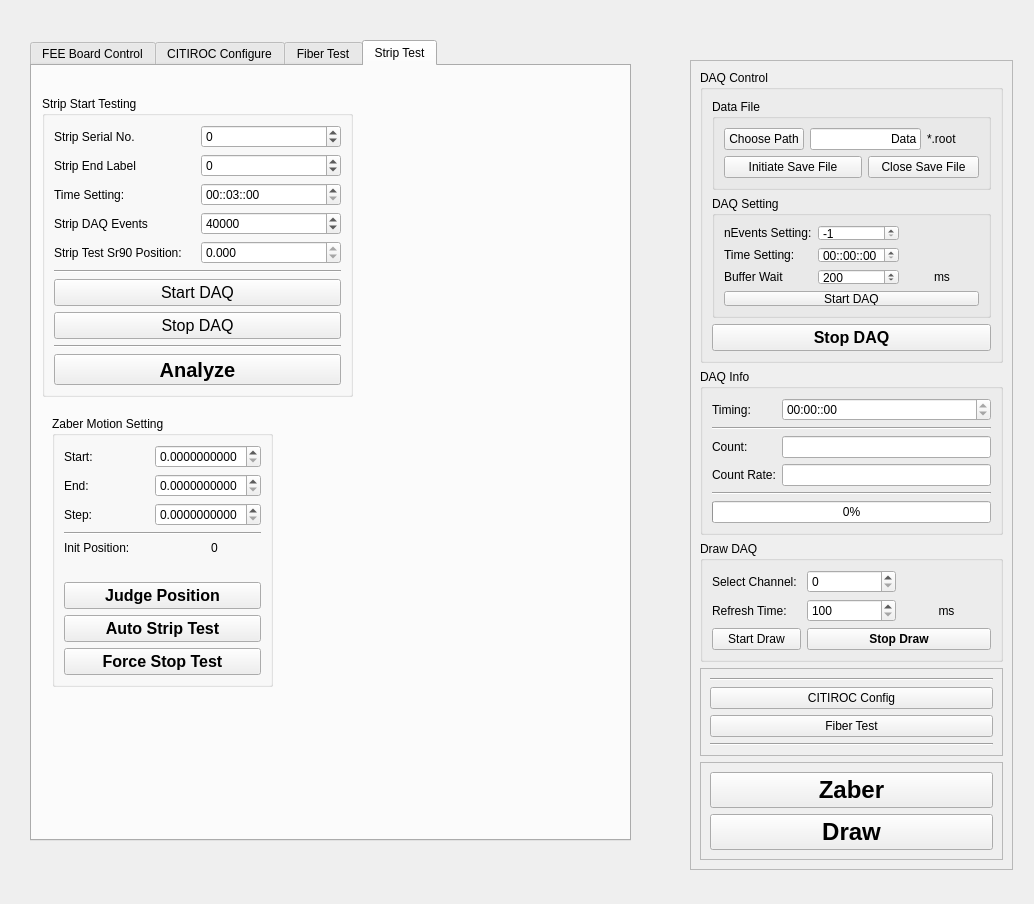
Above: src/FEEControlWidget.ui from HelloUSTC114/FEEBoardGUI before the change. Below: the same form after it.
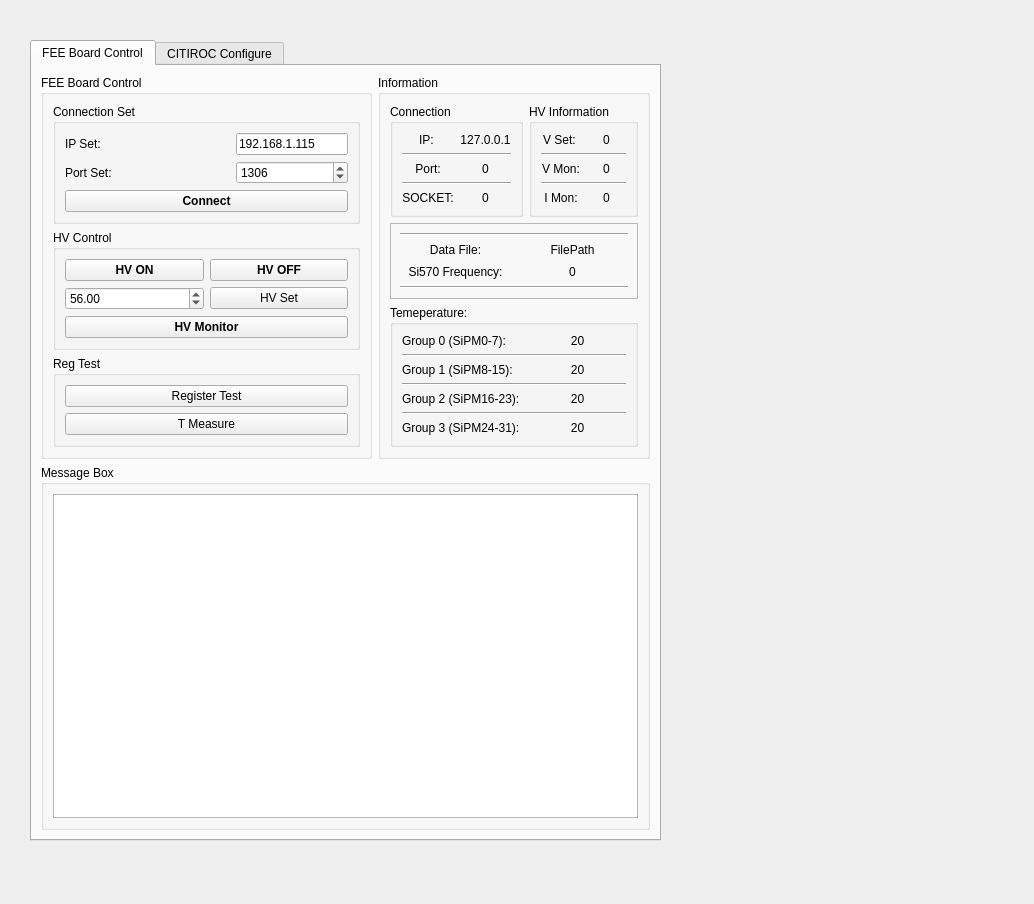
That is the form after the change. The open tabs and pages were chosen to show the change.

Diff of the .ui file:
```diff
--- a/src/FEEControlWidget.ui
+++ b/src/FEEControlWidget.ui
@@ -21,7 +21,7 @@
     <rect>
      <x>30</x>
      <y>40</y>
-     <width>601</width>
+     <width>631</width>
      <height>801</height>
     </rect>
    </property>
@@ -853,887 +853,6 @@
      </layout>
     </widget>
    </widget>
-   <widget class="QWidget" name="tabFiberTest">
-    <attribute name="title">
-     <string>Fiber Test</string>
-    </attribute>
-    <widget class="QGroupBox" name="groupBox_4">
-     <property name="geometry">
-      <rect>
-       <x>120</x>
-       <y>160</y>
-       <width>311</width>
-       <height>381</height>
-      </rect>
-     </property>
-     <property name="title">
-      <string>Fiber Start Testing</string>
-     </property>
-     <layout class="QGridLayout" name="gridLayout_19">
-      <item row="7" column="0" colspan="2">
-       <widget class="Line" name="line_9">
-        <property name="orientation">
-         <enum>Qt::Horizontal</enum>
-        </property>
-       </widget>
-      </item>
-      <item row="1" column="1">
-       <widget class="QSpinBox" name="boxFiberEnd">
-        <property name="minimum">
-         <number>-30</number>
-        </property>
-        <property name="maximum">
-         <number>30</number>
-        </property>
-       </widget>
-      </item>
-      <item row="1" column="0">
-       <widget class="QLabel" name="label_26">
-        <property name="text">
-         <string>Fiber End Label</string>
-        </property>
-       </widget>
-      </item>
-      <item row="2" column="0">
-       <widget class="QLabel" name="label_39">
-        <property name="text">
-         <string>Time Setting:</string>
-        </property>
-       </widget>
-      </item>
-      <item row="3" column="1">
-       <widget class="QSpinBox" name="boxFiberDAQ">
-        <property name="maximum">
-         <number>999999999</number>
-        </property>
-        <property name="value">
-         <number>40000</number>
-        </property>
-       </widget>
-      </item>
-      <item row="3" column="0">
-       <widget class="QLabel" name="label_30">
-        <property name="text">
-         <string>Fiber DAQ Events</string>
-        </property>
-       </widget>
-      </item>
-      <item row="4" column="0" colspan="2">
-       <widget class="Line" name="line_8">
-        <property name="orientation">
-         <enum>Qt::Horizontal</enum>
-        </property>
-       </widget>
-      </item>
-      <item row="11" column="0" colspan="2">
-       <widget class="QPushButton" name="btnFTAnalyzer">
-        <property name="font">
-         <font>
-          <pointsize>15</pointsize>
-          <bold>true</bold>
-         </font>
-        </property>
-        <property name="text">
-         <string>Analyze</string>
-        </property>
-       </widget>
-      </item>
-      <item row="0" column="1">
-       <widget class="QSpinBox" name="boxFiberNo">
-        <property name="minimum">
-         <number>-999999999</number>
-        </property>
-        <property name="maximum">
-         <number>999999999</number>
-        </property>
-       </widget>
-      </item>
-      <item row="5" column="0" colspan="2">
-       <widget class="QPushButton" name="btnFiberTest">
-        <property name="font">
-         <font>
-          <pointsize>12</pointsize>
-         </font>
-        </property>
-        <property name="text">
-         <string>Start DAQ</string>
-        </property>
-       </widget>
-      </item>
-      <item row="2" column="1">
-       <widget class="QTimeEdit" name="timeFiberSetting">
-        <property name="displayFormat">
-         <string>HH::mm::ss</string>
-        </property>
-       </widget>
-      </item>
-      <item row="0" column="0">
-       <widget class="QLabel" name="label_25">
-        <property name="text">
-         <string>Fiber Serial No.</string>
-        </property>
-       </widget>
-      </item>
-      <item row="6" column="0" colspan="2">
-       <widget class="QPushButton" name="btnStopFT">
-        <property name="font">
-         <font>
-          <pointsize>12</pointsize>
-         </font>
-        </property>
-        <property name="text">
-         <string>Stop DAQ</string>
-        </property>
-       </widget>
-      </item>
-      <item row="10" column="0" colspan="2">
-       <spacer name="verticalSpacer_3">
-        <property name="orientation">
-         <enum>Qt::Vertical</enum>
-        </property>
-        <property name="sizeHint" stdset="0">
-         <size>
-          <width>20</width>
-          <height>40</height>
-         </size>
-        </property>
-       </spacer>
-      </item>
-     </layout>
-    </widget>
-   </widget>
-   <widget class="QWidget" name="tabStripTest">
-    <attribute name="title">
-     <string>Strip Test</string>
-    </attribute>
-    <widget class="QGroupBox" name="groupBox_11">
-     <property name="geometry">
-      <rect>
-       <x>10</x>
-       <y>30</y>
-       <width>311</width>
-       <height>301</height>
-      </rect>
-     </property>
-     <property name="title">
-      <string>Strip Start Testing</string>
-     </property>
-     <layout class="QGridLayout" name="gridLayout_21">
-      <item row="3" column="1">
-       <widget class="QSpinBox" name="boxStripDAQ">
-        <property name="minimum">
-         <number>-999999999</number>
-        </property>
-        <property name="maximum">
-         <number>999999999</number>
-        </property>
-        <property name="value">
-         <number>40000</number>
-        </property>
-       </widget>
-      </item>
-      <item row="5" column="0" colspan="2">
-       <widget class="Line" name="line_24">
-        <property name="orientation">
-         <enum>Qt::Horizontal</enum>
-        </property>
-       </widget>
-      </item>
-      <item row="1" column="0">
-       <widget class="QLabel" name="label_36">
-        <property name="text">
-         <string>Strip End Label</string>
-        </property>
-       </widget>
-      </item>
-      <item row="8" column="0" colspan="2">
-       <widget class="Line" name="line_23">
-        <property name="orientation">
-         <enum>Qt::Horizontal</enum>
-        </property>
-       </widget>
-      </item>
-      <item row="2" column="1">
-       <widget class="QTimeEdit" name="timeStripSetting">
-        <property name="displayFormat">
-         <string>HH::mm::ss</string>
-        </property>
-        <property name="time">
-         <time>
-          <hour>0</hour>
-          <minute>3</minute>
-          <second>0</second>
-         </time>
-        </property>
-       </widget>
-      </item>
-      <item row="0" column="0">
-       <widget class="QLabel" name="label_38">
-        <property name="text">
-         <string>Strip Serial No.</string>
-        </property>
-       </widget>
-      </item>
-      <item row="12" column="0" colspan="2">
-       <widget class="QPushButton" name="btnSTAnalyzer">
-        <property name="font">
-         <font>
-          <pointsize>15</pointsize>
-          <bold>true</bold>
-         </font>
-        </property>
-        <property name="text">
-         <string>Analyze</string>
-        </property>
-       </widget>
-      </item>
-      <item row="2" column="0">
-       <widget class="QLabel" name="label_41">
-        <property name="text">
-         <string>Time Setting:</string>
-        </property>
-       </widget>
-      </item>
-      <item row="1" column="1">
-       <widget class="QSpinBox" name="boxStripEnd">
-        <property name="minimum">
-         <number>-30</number>
-        </property>
-        <property name="maximum">
-         <number>30</number>
-        </property>
-       </widget>
-      </item>
-      <item row="7" column="0" colspan="2">
-       <widget class="QPushButton" name="btnStopST">
-        <property name="font">
-         <font>
-          <pointsize>12</pointsize>
-         </font>
-        </property>
-        <property name="text">
-         <string>Stop DAQ</string>
-        </property>
-       </widget>
-      </item>
-      <item row="11" column="0" colspan="2">
-       <spacer name="verticalSpacer_5">
-        <property name="orientation">
-         <enum>Qt::Vertical</enum>
-        </property>
-        <property name="sizeHint" stdset="0">
-         <size>
-          <width>20</width>
-          <height>40</height>
-         </size>
-        </property>
-       </spacer>
-      </item>
-      <item row="3" column="0">
-       <widget class="QLabel" name="label_37">
-        <property name="text">
-         <string>Strip DAQ Events</string>
-        </property>
-       </widget>
-      </item>
-      <item row="0" column="1">
-       <widget class="QSpinBox" name="boxStripNo">
-        <property name="minimum">
-         <number>-999999999</number>
-        </property>
-        <property name="maximum">
-         <number>999999999</number>
-        </property>
-       </widget>
-      </item>
-      <item row="6" column="0" colspan="2">
-       <widget class="QPushButton" name="btnStripTest">
-        <property name="font">
-         <font>
-          <pointsize>12</pointsize>
-         </font>
-        </property>
-        <property name="text">
-         <string>Start DAQ</string>
-        </property>
-       </widget>
-      </item>
-      <item row="4" column="0">
-       <widget class="QLabel" name="label_42">
-        <property name="text">
-         <string>Strip Test Sr90 Position:</string>
-        </property>
-       </widget>
-      </item>
-      <item row="4" column="1">
-       <widget class="QDoubleSpinBox" name="doubleSpinBox">
-        <property name="readOnly">
-         <bool>true</bool>
-        </property>
-        <property name="decimals">
-         <number>3</number>
-        </property>
-       </widget>
-      </item>
-     </layout>
-    </widget>
-    <widget class="QGroupBox" name="groupBox">
-     <property name="geometry">
-      <rect>
-       <x>20</x>
-       <y>350</y>
-       <width>221</width>
-       <height>271</height>
-      </rect>
-     </property>
-     <property name="title">
-      <string>Zaber Motion Setting</string>
-     </property>
-     <layout class="QGridLayout" name="gridLayout_20">
-      <item row="1" column="0">
-       <widget class="QLabel" name="label_34">
-        <property name="text">
-         <string>End:</string>
-        </property>
-       </widget>
-      </item>
-      <item row="7" column="0" colspan="4">
-       <widget class="QPushButton" name="btnSTStart">
-        <property name="font">
-         <font>
-          <pointsize>12</pointsize>
-          <bold>true</bold>
-         </font>
-        </property>
-        <property name="text">
-         <string>Auto Strip Test</string>
-        </property>
-       </widget>
-      </item>
-      <item row="2" column="0">
-       <widget class="QLabel" name="label_35">
-        <property name="text">
-         <string>Step:</string>
-        </property>
-       </widget>
-      </item>
-      <item row="4" column="0" colspan="3">
-       <widget class="QLabel" name="label_40">
-        <property name="text">
-         <string>Init Position:</string>
-        </property>
-       </widget>
-      </item>
-      <item row="0" column="1">
-       <spacer name="horizontalSpacer_4">
-        <property name="orientation">
-         <enum>Qt::Horizontal</enum>
-        </property>
-        <property name="sizeHint" stdset="0">
-         <size>
-          <width>40</width>
-          <height>20</height>
-         </size>
-        </property>
-       </spacer>
-      </item>
-      <item row="2" column="2" colspan="2">
-       <widget class="QDoubleSpinBox" name="boxZaberStep">
-        <property name="decimals">
-         <number>10</number>
-        </property>
-        <property name="minimum">
-         <double>0.000000000000000</double>
-        </property>
-        <property name="maximum">
-         <double>200.000000000000000</double>
-        </property>
-       </widget>
-      </item>
-      <item row="5" column="0" colspan="4">
-       <spacer name="verticalSpacer">
-        <property name="orientation">
-         <enum>Qt::Vertical</enum>
-        </property>
-        <property name="sizeHint" stdset="0">
-         <size>
-          <width>20</width>
-          <height>40</height>
-         </size>
-        </property>
-       </spacer>
-      </item>
-      <item row="0" column="2" colspan="2">
-       <widget class="QDoubleSpinBox" name="boxStartPos">
-        <property name="decimals">
-         <number>10</number>
-        </property>
-        <property name="minimum">
-         <double>0.000000000000000</double>
-        </property>
-        <property name="maximum">
-         <double>200.000000000000000</double>
-        </property>
-       </widget>
-      </item>
-      <item row="0" column="0">
-       <widget class="QLabel" name="label_33">
-        <property name="text">
-         <string>Start:</string>
-        </property>
-       </widget>
-      </item>
-      <item row="4" column="3">
-       <widget class="QLabel" name="lblZaberPos">
-        <property name="text">
-         <string>0</string>
-        </property>
-       </widget>
-      </item>
-      <item row="6" column="0" colspan="4">
-       <widget class="QPushButton" name="btnZaberPos">
-        <property name="font">
-         <font>
-          <pointsize>12</pointsize>
-          <bold>true</bold>
-         </font>
-        </property>
-        <property name="text">
-         <string>Judge Position</string>
-        </property>
-       </widget>
-      </item>
-      <item row="1" column="2" colspan="2">
-       <widget class="QDoubleSpinBox" name="boxEndPos">
-        <property name="decimals">
-         <number>10</number>
-        </property>
-        <property name="minimum">
-         <double>0.000000000000000</double>
-        </property>
-        <property name="maximum">
-         <double>200.000000000000000</double>
-        </property>
-       </widget>
-      </item>
-      <item row="3" column="0" colspan="4">
-       <widget class="Line" name="line_7">
-        <property name="orientation">
-         <enum>Qt::Horizontal</enum>
-        </property>
-       </widget>
-      </item>
-      <item row="8" column="0" colspan="4">
-       <widget class="QPushButton" name="btnSTStop">
-        <property name="font">
-         <font>
-          <pointsize>12</pointsize>
-          <bold>true</bold>
-         </font>
-        </property>
-        <property name="text">
-         <string>Force Stop Test</string>
-        </property>
-       </widget>
-      </item>
-     </layout>
-    </widget>
-   </widget>
-  </widget>
-  <widget class="QFrame" name="frame_6">
-   <property name="geometry">
-    <rect>
-     <x>690</x>
-     <y>60</y>
-     <width>323</width>
-     <height>810</height>
-    </rect>
-   </property>
-   <property name="frameShape">
-    <enum>QFrame::StyledPanel</enum>
-   </property>
-   <property name="frameShadow">
-    <enum>QFrame::Raised</enum>
-   </property>
-   <layout class="QGridLayout" name="gridLayout_23">
-    <item row="0" column="0">
-     <widget class="QGroupBox" name="grpDAQctrl">
-      <property name="title">
-       <string>DAQ Control</string>
-      </property>
-      <layout class="QGridLayout" name="gridLayout_22">
-       <item row="0" column="0">
-        <widget class="QGroupBox" name="groupBox_9">
-         <property name="title">
-          <string>Data File</string>
-         </property>
-         <layout class="QGridLayout" name="gridLayout_9">
-          <item row="0" column="0">
-           <widget class="QPushButton" name="btnPath">
-            <property name="text">
-             <string>Choose Path</string>
-            </property>
-           </widget>
-          </item>
-          <item row="0" column="1" colspan="2">
-           <widget class="QLineEdit" name="lblFileName">
-            <property name="text">
-             <string>Data</string>
-            </property>
-            <property name="alignment">
-             <set>Qt::AlignRight|Qt::AlignTrailing|Qt::AlignVCenter</set>
-            </property>
-           </widget>
-          </item>
-          <item row="0" column="3">
-           <widget class="QLabel" name="lblFileSuf">
-            <property name="text">
-             <string>*.root</string>
-            </property>
-            <property name="alignment">
-             <set>Qt::AlignLeading|Qt::AlignLeft|Qt::AlignVCenter</set>
-            </property>
-           </widget>
-          </item>
-          <item row="1" column="0" colspan="2">
-           <widget class="QPushButton" name="btnFileInit">
-            <property name="text">
-             <string>Initiate Save File</string>
-            </property>
-           </widget>
-          </item>
-          <item row="1" column="2" colspan="2">
-           <widget class="QPushButton" name="btnFileClose">
-            <property name="text">
-             <string>Close Save File</string>
-            </property>
-           </widget>
-          </item>
-         </layout>
-        </widget>
-       </item>
-       <item row="2" column="0">
-        <widget class="QPushButton" name="btnDAQStop">
-         <property name="font">
-          <font>
-           <pointsize>12</pointsize>
-           <bold>true</bold>
-          </font>
-         </property>
-         <property name="text">
-          <string>Stop DAQ</string>
-         </property>
-        </widget>
-       </item>
-       <item row="1" column="0">
-        <widget class="QGroupBox" name="grpDAQStart">
-         <property name="title">
-          <string>DAQ Setting</string>
-         </property>
-         <layout class="QGridLayout" name="gridLayout_10">
-          <item row="2" column="1">
-           <widget class="QSpinBox" name="boxBufferWait">
-            <property name="minimum">
-             <number>1</number>
-            </property>
-            <property name="maximum">
-             <number>999999999</number>
-            </property>
-            <property name="value">
-             <number>200</number>
-            </property>
-           </widget>
-          </item>
-          <item row="0" column="1">
-           <widget class="QSpinBox" name="boxDAQEvent">
-            <property name="minimum">
-             <number>-1</number>
-            </property>
-            <property name="maximum">
-             <number>999999999</number>
-            </property>
-            <property name="value">
-             <number>-1</number>
-            </property>
-           </widget>
-          </item>
-          <item row="0" column="0">
-           <widget class="QLabel" name="label_32">
-            <property name="text">
-             <string>nEvents Setting:</string>
-            </property>
-           </widget>
-          </item>
-          <item row="1" column="1">
-           <widget class="QTimeEdit" name="timeDAQSetting">
-            <property name="displayFormat">
-             <string>HH::mm::ss</string>
-            </property>
-           </widget>
-          </item>
-          <item row="2" column="0">
-           <widget class="QLabel" name="label_2">
-            <property name="text">
-             <string>Buffer Wait</string>
-            </property>
-           </widget>
-          </item>
-          <item row="2" column="2">
-           <widget class="QLabel" name="label">
-            <property name="text">
-             <string>ms</string>
-            </property>
-            <property name="alignment">
-             <set>Qt::AlignCenter</set>
-            </property>
-           </widget>
-          </item>
-          <item row="1" column="0">
-           <widget class="QLabel" name="label_19">
-            <property name="text">
-             <string>Time Setting:</string>
-            </property>
-           </widget>
-          </item>
-          <item row="3" column="0" colspan="3">
-           <widget class="QPushButton" name="btnDAQStart">
-            <property name="text">
-             <string>Start DAQ</string>
-            </property>
-           </widget>
-          </item>
-         </layout>
-        </widget>
-       </item>
-      </layout>
-     </widget>
-    </item>
-    <item row="1" column="0">
-     <widget class="QGroupBox" name="grpDAQInfo">
-      <property name="title">
-       <string>DAQ Info</string>
-      </property>
-      <layout class="QGridLayout" name="gridLayout_11">
-       <item row="0" column="0">
-        <widget class="QLabel" name="label_3">
-         <property name="text">
-          <string>Timing:</string>
-         </property>
-        </widget>
-       </item>
-       <item row="0" column="1">
-        <widget class="QTimeEdit" name="timerDAQ">
-         <property name="readOnly">
-          <bool>true</bool>
-         </property>
-         <property name="displayFormat">
-          <string>HH:mm::ss</string>
-         </property>
-         <property name="calendarPopup">
-          <bool>false</bool>
-         </property>
-        </widget>
-       </item>
-       <item row="1" column="0" colspan="2">
-        <widget class="Line" name="line_6">
-         <property name="orientation">
-          <enum>Qt::Horizontal</enum>
-         </property>
-        </widget>
-       </item>
-       <item row="2" column="0">
-        <widget class="QLabel" name="label_4">
-         <property name="text">
-          <string>Count:</string>
-         </property>
-        </widget>
-       </item>
-       <item row="2" column="1">
-        <widget class="QLineEdit" name="lineDAQCount">
-         <property name="readOnly">
-          <bool>true</bool>
-         </property>
-        </widget>
-       </item>
-       <item row="3" column="0">
-        <widget class="QLabel" name="label_31">
-         <property name="text">
-          <string>Count Rate:</string>
-         </property>
-        </widget>
-       </item>
-       <item row="3" column="1">
-        <widget class="QLineEdit" name="lineCountRate">
-         <property name="readOnly">
-          <bool>true</bool>
-         </property>
-        </widget>
-       </item>
-       <item row="4" column="0" colspan="2">
-        <widget class="Line" name="line_19">
-         <property name="orientation">
-          <enum>Qt::Horizontal</enum>
-         </property>
-        </widget>
-       </item>
-       <item row="5" column="0" colspan="2">
-        <widget class="QProgressBar" name="pbarDAQ">
-         <property name="value">
-          <number>0</number>
-         </property>
-        </widget>
-       </item>
-      </layout>
-     </widget>
-    </item>
-    <item row="2" column="0">
-     <widget class="QGroupBox" name="groupBox_10">
-      <property name="title">
-       <string>Draw DAQ</string>
-      </property>
-      <layout class="QGridLayout" name="gridLayout_14">
-       <item row="0" column="0">
-        <widget class="QLabel" name="label_27">
-         <property name="text">
-          <string>Select Channel:</string>
-         </property>
-        </widget>
-       </item>
-       <item row="0" column="1">
-        <widget class="QSpinBox" name="boxDrawCh">
-         <property name="maximum">
-          <number>31</number>
-         </property>
-        </widget>
-       </item>
-       <item row="1" column="0">
-        <widget class="QLabel" name="label_28">
-         <property name="text">
-          <string>Refresh Time:</string>
-         </property>
-        </widget>
-       </item>
-       <item row="1" column="1">
-        <widget class="QSpinBox" name="boxRefreshTime">
-         <property name="minimum">
-          <number>100</number>
-         </property>
-         <property name="maximum">
-          <number>999999999</number>
-         </property>
-        </widget>
-       </item>
-       <item row="1" column="2">
-        <widget class="QLabel" name="label_29">
-         <property name="text">
-          <string>ms</string>
-         </property>
-         <property name="alignment">
-          <set>Qt::AlignCenter</set>
-         </property>
-        </widget>
-       </item>
-       <item row="2" column="0">
-        <widget class="QPushButton" name="btnStartDraw">
-         <property name="text">
-          <string>Start Draw</string>
-         </property>
-        </widget>
-       </item>
-       <item row="2" column="1" colspan="2">
-        <widget class="QPushButton" name="btnStopDraw">
-         <property name="font">
-          <font>
-           <bold>true</bold>
-          </font>
-         </property>
-         <property name="text">
-          <string>Stop Draw</string>
-         </property>
-        </widget>
-       </item>
-      </layout>
-     </widget>
-    </item>
-    <item row="3" column="0">
-     <widget class="QFrame" name="frame_4">
-      <property name="frameShape">
-       <enum>QFrame::StyledPanel</enum>
-      </property>
-      <property name="frameShadow">
-       <enum>QFrame::Raised</enum>
-      </property>
-      <layout class="QGridLayout" name="gridLayout_15">
-       <item row="0" column="0">
-        <widget class="Line" name="line_20">
-         <property name="orientation">
-          <enum>Qt::Horizontal</enum>
-         </property>
-        </widget>
-       </item>
-       <item row="1" column="0">
-        <widget class="QPushButton" name="btnToCITIROC">
-         <property name="text">
-          <string>CITIROC Config</string>
-         </property>
-        </widget>
-       </item>
-       <item row="2" column="0">
-        <widget class="QPushButton" name="btnFiberTab">
-         <property name="text">
-          <string>Fiber Test</string>
-         </property>
-        </widget>
-       </item>
-       <item row="3" column="0">
-        <widget class="Line" name="line_5">
-         <property name="orientation">
-          <enum>Qt::Horizontal</enum>
-         </property>
-        </widget>
-       </item>
-      </layout>
-     </widget>
-    </item>
-    <item row="4" column="0">
-     <widget class="QFrame" name="frame_5">
-      <property name="frameShape">
-       <enum>QFrame::StyledPanel</enum>
-      </property>
-      <property name="frameShadow">
-       <enum>QFrame::Raised</enum>
-      </property>
-      <layout class="QGridLayout" name="gridLayout_16">
-       <item row="0" column="0">
-        <widget class="QPushButton" name="btnZaberWindow">
-         <property name="font">
-          <font>
-           <pointsize>18</pointsize>
-           <bold>true</bold>
-          </font>
-         </property>
-         <property name="text">
-          <string>Zaber</string>
-         </property>
-        </widget>
-       </item>
-       <item row="1" column="0">
-        <widget class="QPushButton" name="btnDraw">
-         <property name="font">
-          <font>
-           <pointsize>18</pointsize>
-           <bold>true</bold>
-          </font>
-         </property>
-         <property name="text">
-          <string>Draw</string>
-         </property>
-        </widget>
-       </item>
-      </layout>
-     </widget>
-    </item>
-   </layout>
   </widget>
  </widget>
  <resources/>
```
Left out of the diff: 2 changed lines with no effect on the pictures.
